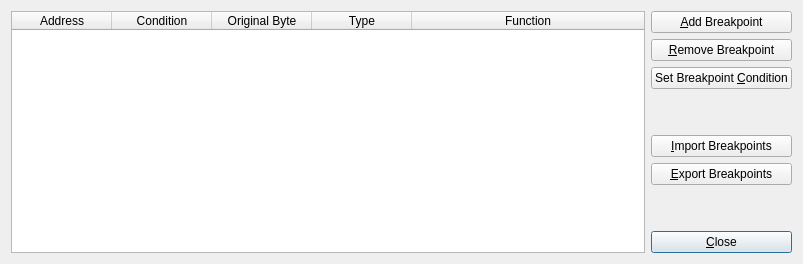
eteran/edb-debugger, file plugins/BreakpointManager/DialogBreakpoints.ui: the form before one commit.
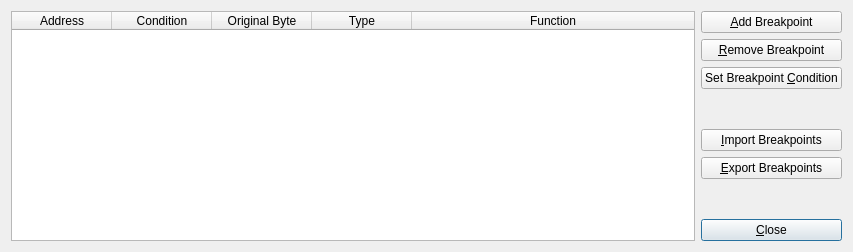
The form after the commit. Icons and pictures are not drawn.

Commit message: more simplification of dialog box buttons

Diff of the .ui file:
```diff
--- a/plugins/BreakpointManager/DialogBreakpoints.ui
+++ b/plugins/BreakpointManager/DialogBreakpoints.ui
@@ -7,8 +7,8 @@
    <rect>
     <x>0</x>
     <y>0</y>
-    <width>803</width>
-    <height>264</height>
+    <width>853</width>
+    <height>252</height>
    </rect>
   </property>
   <property name="windowTitle">
```
Left out of the diff: 3 changed lines with no effect on the pictures. The commit also changes 3 other files.
